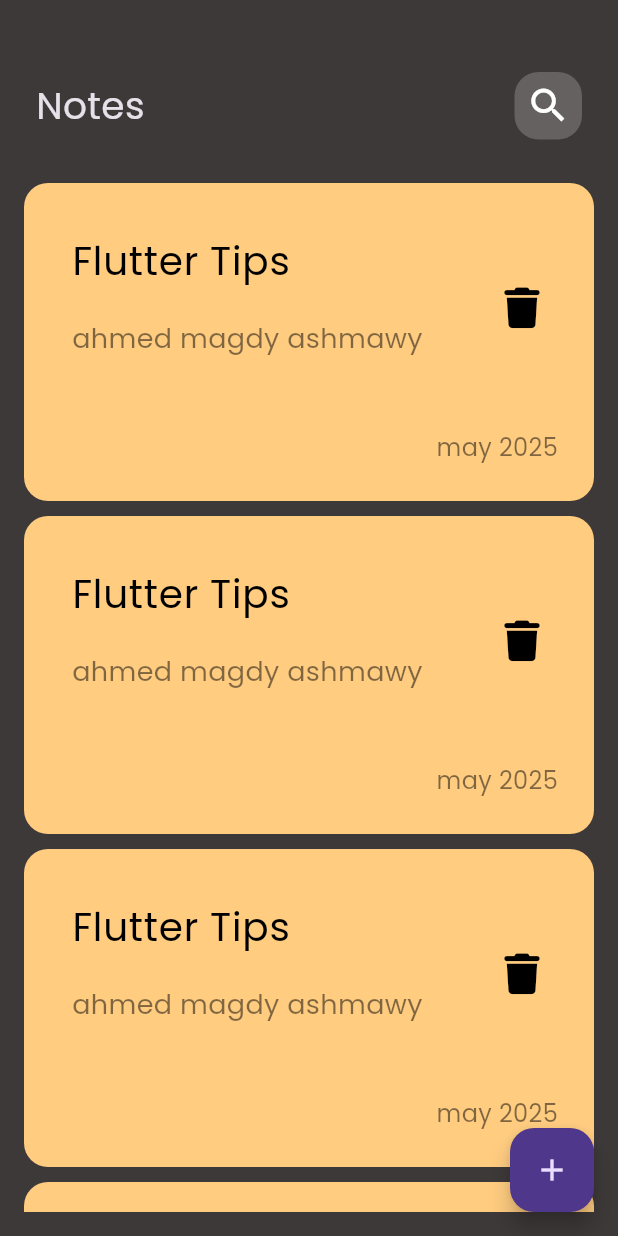
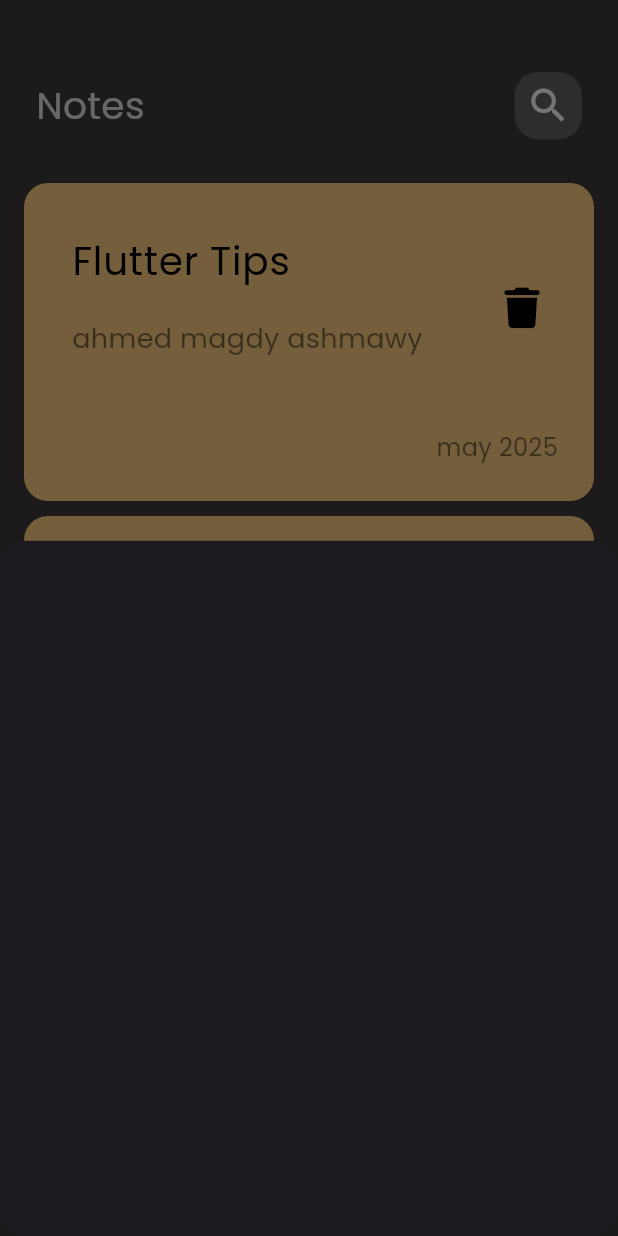
Before and after one commit to Ahmedmego-ux/notes_app, a Flutter app: the screen it shows after launch, after a tap on the "add" icon, on a phone screen of 412 x 824 dp. Run offline on Flutter 3.47's test engine with Material 3 defaults, Android fonts, the phone set to English and light mode, and no system bars; our stand-ins replace font_awesome_flutter.

Commit message:
add borderradius to bottom sheet

```diff
--- a/lib/views/notes_view.dart
+++ b/lib/views/notes_view.dart
@@ -1,19 +1,20 @@
 import 'package:flutter/material.dart';
+import 'package:flutter_application_5/views/widgets/add_note_bottom.dart';
 import 'package:flutter_application_5/views/widgets/notesapp_body.dart';
 
 class NotesView extends StatelessWidget{
    Widget build(BuildContext context) {
     return Scaffold(
        floatingActionButton: FloatingActionButton(onPressed: (){
-showBottomSheet(context: context, builder: (context){
-return Container();
+showModalBottomSheet(
+  shape:RoundedRectangleBorder(
+    borderRadius: BorderRadius.circular(16)
+  ),
+  context: context, builder: (context){
+return Addnotebottomshet();
 });
        },child: Icon(Icons.add),),
         body:NotesappBody() ,
     );
   }
 }
-class Addnotebottomshet extends StatelessWidget{
-    Widget build(BuildContext context) {
-    return Container();
-}}
--- /dev/null
+++ b/lib/views/widgets/add_note_bottom.dart
@@ -0,0 +1,6 @@
+import 'package:flutter/material.dart';
+
+class Addnotebottomshet extends StatelessWidget{
+    Widget build(BuildContext context) {
+    return Container();
+}}
```
